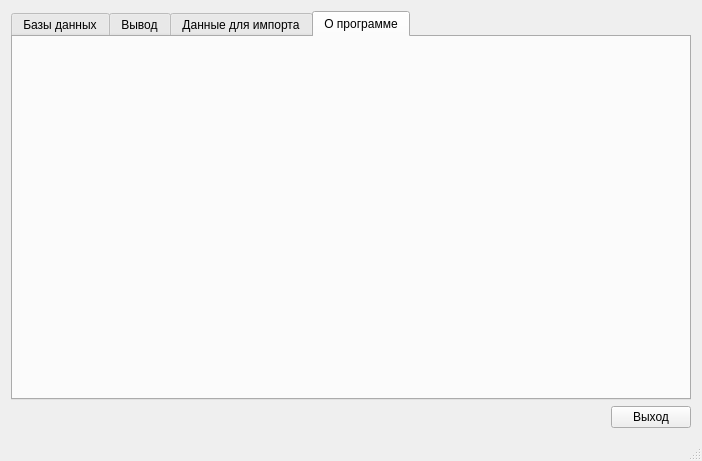
This is mainwindow.ui in Ch16uR/FrontUp as Qt 5 draws it before an edit. The edited form follows.
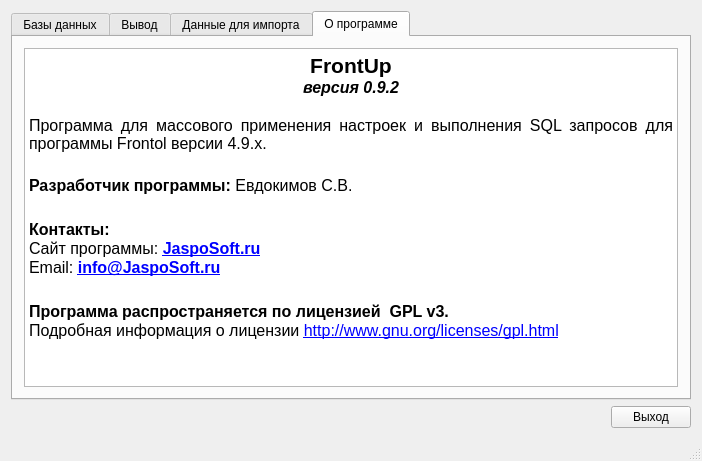
This is the edited form. The open tabs and pages were chosen to show the change.

What changed in the file:
```diff
--- a/mainwindow.ui
+++ b/mainwindow.ui
@@ -377,6 +377,36 @@
          <attribute name="title">
           <string>О программе</string>
          </attribute>
+         <layout class="QGridLayout" name="gridLayout_10">
+          <item row="0" column="0">
+           <widget class="QTextEdit" name="textEdit">
+            <property name="readOnly">
+             <bool>true</bool>
+            </property>
+            <property name="html">
+             <string>&lt;!DOCTYPE HTML PUBLIC &quot;-//W3C//DTD HTML 4.0//EN&quot; &quot;http://www.w3.org/TR/REC-html40/strict.dtd&quot;&gt;
+&lt;html&gt;&lt;head&gt;&lt;meta name=&quot;qrichtext&quot; content=&quot;1&quot; /&gt;&lt;style type=&quot;text/css&quot;&gt;
+p, li { white-space: pre-wrap; }
+&lt;/style&gt;&lt;/head&gt;&lt;body style=&quot; font-family:'MS Shell Dlg 2'; font-size:8.25pt; font-weight:400; font-style:normal;&quot;&gt;
+&lt;p align=&quot;center&quot; style=&quot; margin-top:0px; margin-bottom:0px; margin-left:0px; margin-right:0px; -qt-block-indent:0; text-indent:0px;&quot;&gt;&lt;span style=&quot; font-size:16pt; font-weight:600;&quot;&gt;FrontUp&lt;/span&gt;&lt;/p&gt;
+&lt;p align=&quot;center&quot; style=&quot; margin-top:0px; margin-bottom:0px; margin-left:0px; margin-right:0px; -qt-block-indent:0; text-indent:0px;&quot;&gt;&lt;span style=&quot; font-size:12pt; font-weight:600; font-style:italic;&quot;&gt;версия 0.9.2&lt;/span&gt;&lt;/p&gt;
+&lt;p align=&quot;center&quot; style=&quot;-qt-paragraph-type:empty; margin-top:0px; margin-bottom:0px; margin-left:0px; margin-right:0px; -qt-block-indent:0; text-indent:0px; font-size:12pt; font-weight:600; font-style:italic;&quot;&gt;&lt;br /&gt;&lt;/p&gt;
+&lt;p align=&quot;justify&quot; style=&quot; margin-top:0px; margin-bottom:0px; margin-left:0px; margin-right:0px; -qt-block-indent:0; text-indent:0px;&quot;&gt;&lt;span style=&quot; font-size:12pt;&quot;&gt;Программа для массового применения настроек и выполнения SQL запросов для программы Frontol версии 4.9.х.&lt;/span&gt;&lt;/p&gt;
+&lt;p align=&quot;justify&quot; style=&quot;-qt-paragraph-type:empty; margin-top:0px; margin-bottom:0px; margin-left:0px; margin-right:0px; -qt-block-indent:0; text-indent:0px; font-size:14pt;&quot;&gt;&lt;br /&gt;&lt;/p&gt;
+&lt;p align=&quot;justify&quot; style=&quot; margin-top:0px; margin-bottom:0px; margin-left:0px; margin-right:0px; -qt-block-indent:0; text-indent:0px;&quot;&gt;&lt;span style=&quot; font-size:12pt; font-weight:600;&quot;&gt;Разработчик программы:&lt;/span&gt;&lt;span style=&quot; font-size:12pt;&quot;&gt; Евдокимов С.В.&lt;/span&gt;&lt;/p&gt;
+&lt;p align=&quot;justify&quot; style=&quot;-qt-paragraph-type:empty; margin-top:0px; margin-bottom:0px; margin-left:0px; margin-right:0px; -qt-block-indent:0; text-indent:0px; font-size:16pt;&quot;&gt;&lt;br /&gt;&lt;/p&gt;
+&lt;p align=&quot;justify&quot; style=&quot; margin-top:0px; margin-bottom:0px; margin-left:0px; margin-right:0px; -qt-block-indent:0; text-indent:0px;&quot;&gt;&lt;span style=&quot; font-size:12pt; font-weight:600;&quot;&gt;Контакты:&lt;/span&gt;&lt;/p&gt;
+&lt;p align=&quot;justify&quot; style=&quot; margin-top:0px; margin-bottom:0px; margin-left:0px; margin-right:0px; -qt-block-indent:0; text-indent:0px;&quot;&gt;&lt;span style=&quot; font-size:12pt;&quot;&gt;Сайт программы: &lt;/span&gt;&lt;a href=&quot;http://JaspoSoft.ru&quot;&gt;&lt;span style=&quot; font-size:12pt; font-weight:600; text-decoration: underline; color:#0000ff;&quot;&gt;JaspoSoft.ru&lt;/span&gt;&lt;/a&gt;&lt;/p&gt;
+&lt;p align=&quot;justify&quot; style=&quot; margin-top:0px; margin-bottom:0px; margin-left:0px; margin-right:0px; -qt-block-indent:0; text-indent:0px;&quot;&gt;&lt;span style=&quot; font-size:12pt;&quot;&gt;Email: &lt;/span&gt;&lt;a href=&quot;mailto:info@JaspoSoft.ru&quot;&gt;&lt;span style=&quot; font-size:12pt; font-weight:600; text-decoration: underline; color:#0000ff;&quot;&gt;info@JaspoSoft.ru&lt;/span&gt;&lt;/a&gt;&lt;/p&gt;
+&lt;p align=&quot;justify&quot; style=&quot;-qt-paragraph-type:empty; margin-top:0px; margin-bottom:0px; margin-left:0px; margin-right:0px; -qt-block-indent:0; text-indent:0px; font-size:16pt;&quot;&gt;&lt;br /&gt;&lt;/p&gt;
+&lt;p align=&quot;justify&quot; style=&quot; margin-top:0px; margin-bottom:0px; margin-left:0px; margin-right:0px; -qt-block-indent:0; text-indent:0px;&quot;&gt;&lt;span style=&quot; font-size:12pt; font-weight:600;&quot;&gt;Программа распространяется по лицензией  GPL v3.&lt;/span&gt;&lt;/p&gt;
+&lt;p align=&quot;justify&quot; style=&quot; margin-top:0px; margin-bottom:0px; margin-left:0px; margin-right:0px; -qt-block-indent:0; text-indent:0px;&quot;&gt;&lt;span style=&quot; font-size:12pt;&quot;&gt;Подробная информация о лицензии &lt;/span&gt;&lt;a href=&quot;http://www.gnu.org/licenses/gpl.html&quot;&gt;&lt;span style=&quot; font-size:12pt; text-decoration: underline; color:#0000ff;&quot;&gt;http://www.gnu.org/licenses/gpl.html&lt;/span&gt;&lt;/a&gt;&lt;/p&gt;
+&lt;p align=&quot;justify&quot; style=&quot;-qt-paragraph-type:empty; margin-top:0px; margin-bottom:0px; margin-left:0px; margin-right:0px; -qt-block-indent:0; text-indent:0px;&quot;&gt;&lt;br /&gt;&lt;/p&gt;
+&lt;p align=&quot;justify&quot; style=&quot;-qt-paragraph-type:empty; margin-top:0px; margin-bottom:0px; margin-left:0px; margin-right:0px; -qt-block-indent:0; text-indent:0px; font-size:16pt;&quot;&gt;&lt;br /&gt;&lt;/p&gt;&lt;/body&gt;&lt;/html&gt;</string>
+            </property>
+           </widget>
+          </item>
+         </layout>
         </widget>
        </widget>
       </item>
```
Left out of the diff: 6 changed lines with no effect on the pictures.
